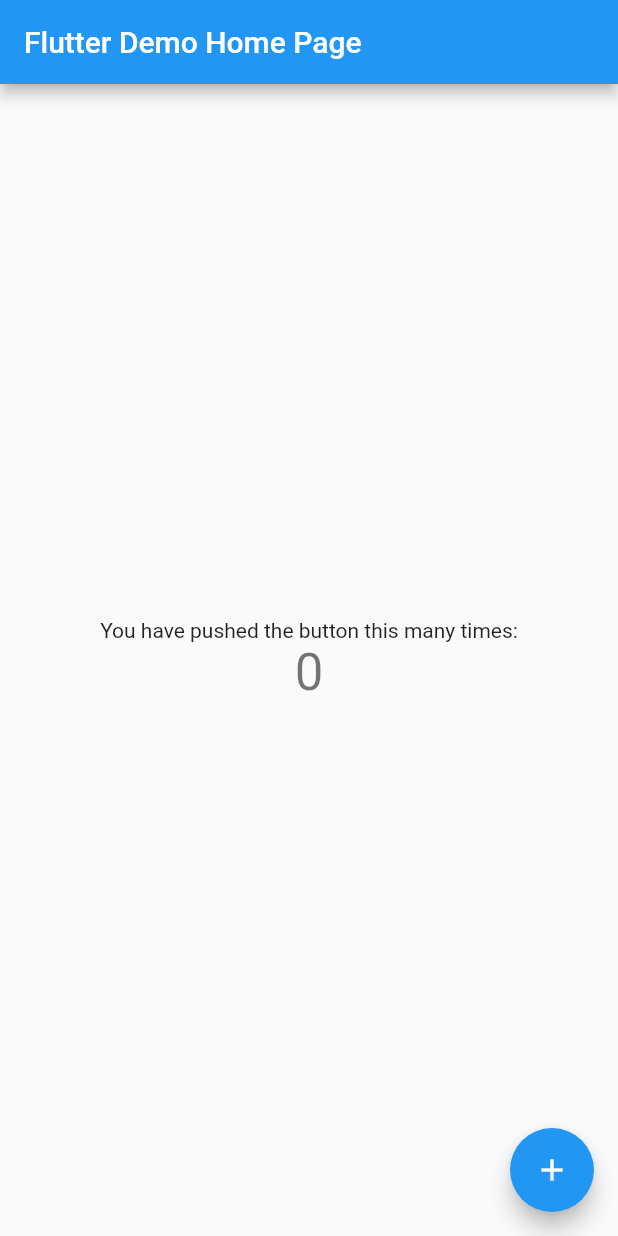
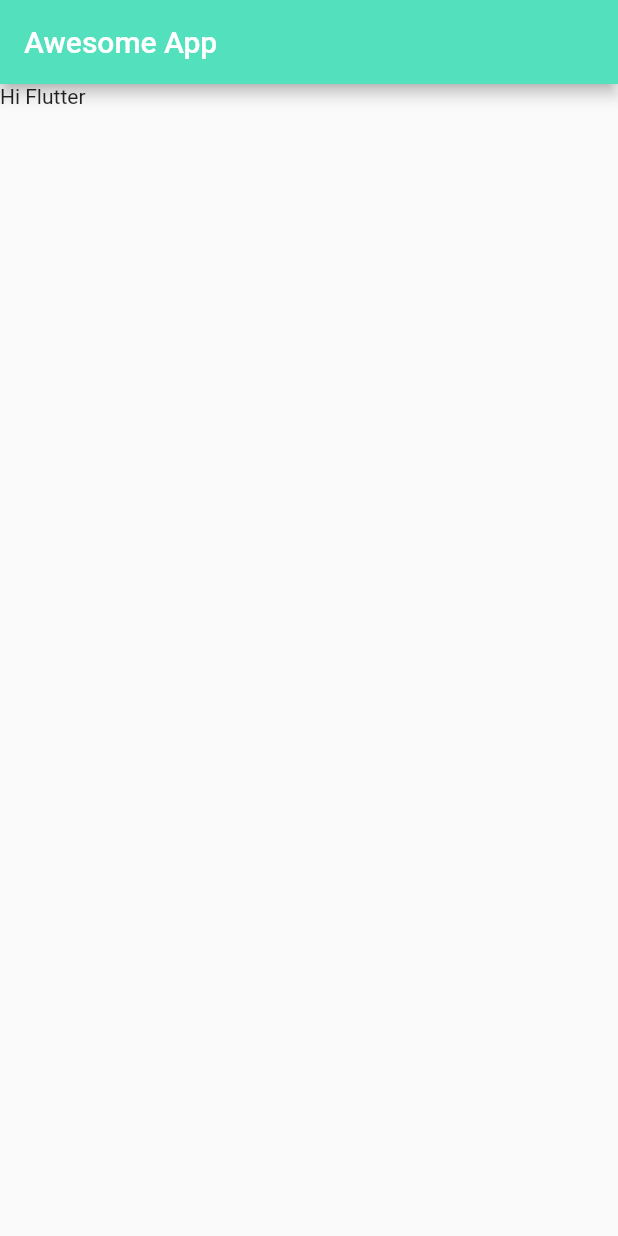
Before and after one commit to yash-learner/Awesome-APP, a Flutter app: the screen it shows after launch, on a phone screen of 412 x 824 dp. Run offline on Flutter 3.47's test engine with Material 2 defaults, Android fonts, the phone set to English and light mode, and no system bars.

Commit message:
ch1 completed

```diff
--- a/lib/main.dart
+++ b/lib/main.dart
@@ -1,117 +1,26 @@
 import 'package:flutter/material.dart';
-
-void main() {
-  runApp(MyApp());
+void main(){
+  runApp(MaterialApp(
+    home: HomePage(),
+    theme: ThemeData(
+      primarySwatch:Colors.purple,
+    ),
+    debugShowCheckedModeBanner: false,
+    ),
+  );
 }
 
-class MyApp extends StatelessWidget {
-  // This widget is the root of your application.
+class HomePage extends StatelessWidget {
   @override
   Widget build(BuildContext context) {
-    return MaterialApp(
-      title: 'Flutter Demo',
-      theme: ThemeData(
-        // This is the theme of your application.
-        //
-        // Try running your application with "flutter run". You'll see the
-        // application has a blue toolbar. Then, without quitting the app, try
-        // changing the primarySwatch below to Colors.green and then invoke
-        // "hot reload" (press "r" in the console where you ran "flutter run",
-        // or simply save your changes to "hot reload" in a Flutter IDE).
-        // Notice that the counter didn't reset back to zero; the application
-        // is not restarted.
-        primarySwatch: Colors.blue,
-        // This makes the visual density adapt to the platform that you run
-        // the app on. For desktop platforms, the controls will be smaller and
-        // closer together (more dense) than on mobile platforms.
-        visualDensity: VisualDensity.adaptivePlatformDensity,
-      ),
-      home: MyHomePage(title: 'Flutter Demo Home Page'),
+    return Scaffold(
+     appBar: AppBar(
+       title: Text('Awesome App'),
+       backgroundColor: Color(0xff53E0BC),
+     ),
+     body: Container(
+       child: Text('Hi Flutter'),
+     ),
     );
   }
 }
-
-class MyHomePage extends StatefulWidget {
-  MyHomePage({Key key, this.title}) : super(key: key);
-
-  // This widget is the home page of your application. It is stateful, meaning
-  // that it has a State object (defined below) that contains fields that affect
-  // how it looks.
-
-  // This class is the configuration for the state. It holds the values (in this
-  // case the title) provided by the parent (in this case the App widget) and
-  // used by the build method of the State. Fields in a Widget subclass are
-  // always marked "final".
-
-  final String title;
-
-  @override
-  _MyHomePageState createState() => _MyHomePageState();
-}
-
-class _MyHomePageState extends State<MyHomePage> {
-  int _counter = 0;
-
-  void _incrementCounter() {
-    setState(() {
-      // This call to setState tells the Flutter framework that something has
-      // changed in this State, which causes it to rerun the build method below
-      // so that the display can reflect the updated values. If we changed
-      // _counter without calling setState(), then the build method would not be
-      // called again, and so nothing would appear to happen.
-      _counter++;
-    });
-  }
-
-  @override
-  Widget build(BuildContext context) {
-    // This method is rerun every time setState is called, for instance as done
-    // by the _incrementCounter method above.
-    //
-    // The Flutter framework has been optimized to make rerunning build methods
-    // fast, so that you can just rebuild anything that needs updating rather
-    // than having to individually change instances of widgets.
-    return Scaffold(
-      appBar: AppBar(
-        // Here we take the value from the MyHomePage object that was created by
-        // the App.build method, and use it to set our appbar title.
-        title: Text(widget.title),
-      ),
-      body: Center(
-        // Center is a layout widget. It takes a single child and positions it
-        // in the middle of the parent.
-        child: Column(
-          // Column is also a layout widget. It takes a list of children and
-          // arranges them vertically. By default, it sizes itself to fit its
-          // children horizontally, and tries to be as tall as its parent.
-          //
-          // Invoke "debug painting" (press "p" in the console, choose the
-          // "Toggle Debug Paint" action from the Flutter Inspector in Android
-          // Studio, or the "Toggle Debug Paint" command in Visual Studio Code)
-          // to see the wireframe for each widget.
-          //
-          // Column has various properties to control how it sizes itself and
-          // how it positions its children. Here we use mainAxisAlignment to
-          // center the children vertically; the main axis here is the vertical
-          // axis because Columns are vertical (the cross axis would be
-          // horizontal).
-          mainAxisAlignment: MainAxisAlignment.center,
-          children: <Widget>[
-            Text(
-              'You have pushed the button this many times:',
-            ),
-            Text(
-              '$_counter',
-              style: Theme.of(context).textTheme.headline4,
-            ),
-          ],
-        ),
-      ),
-      floatingActionButton: FloatingActionButton(
-        onPressed: _incrementCounter,
-        tooltip: 'Increment',
-        child: Icon(Icons.add),
-      ), // This trailing comma makes auto-formatting nicer for build methods.
-    );
-  }
-}
```
